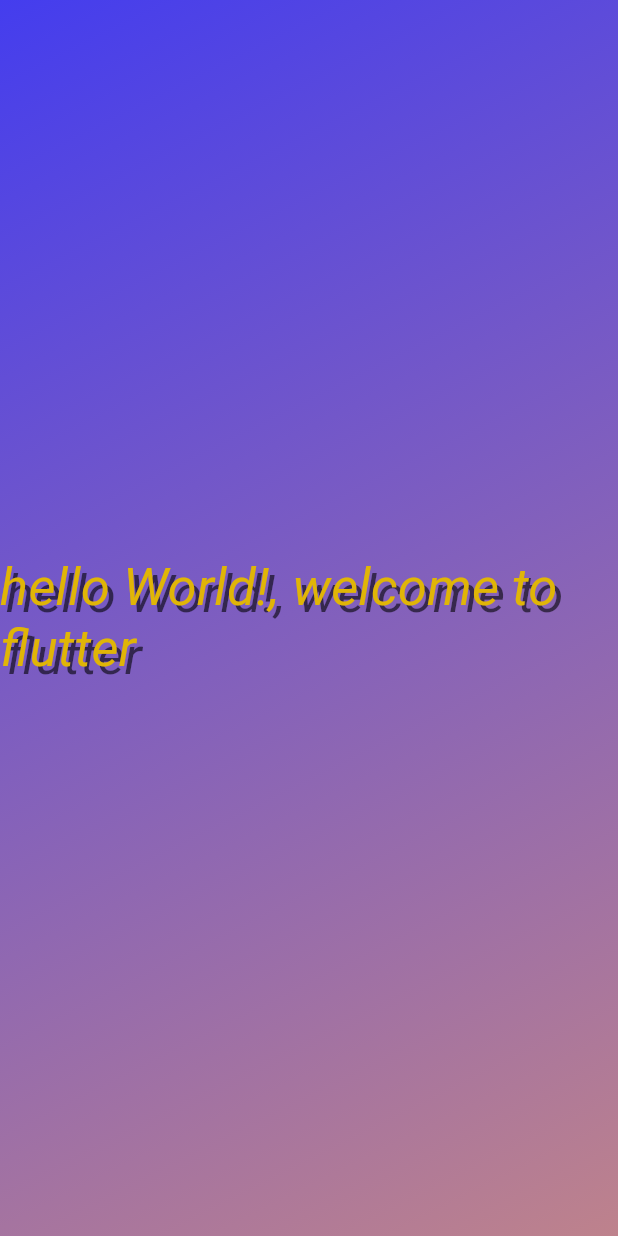
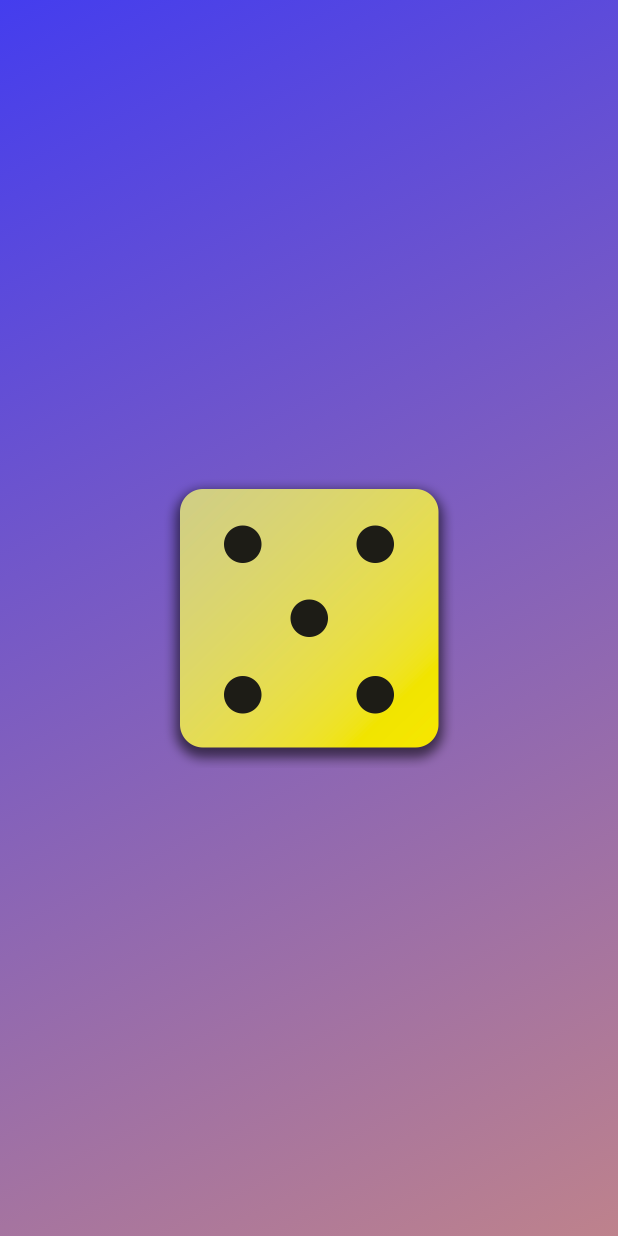
Before and after one commit to Vijay-Maramreddy/first_app, a Flutter app: the screen it shows after launch, on a phone screen of 412 x 824 dp. Run offline on Flutter 3.47's test engine with Material 2 defaults, Android fonts, the phone set to English and light mode, and no system bars.

Commit message:
to give image,first create a folder assts/images/image1.png then open pubspec.yaml and search for commented assets and do as below: assets:  - assets/image/image1.png

```diff
--- a/lib/gradient_container.dart
+++ b/lib/gradient_container.dart
@@ -2,17 +2,40 @@ import "package:flutter/material.dart";
 import "package:first_app/style_text.dart";
 var beginAlignment=Alignment.topLeft;
 var endAlignment=Alignment.bottomRight;
+class GradientContainer extends StatelessWidget{
+  const GradientContainer(this.colors1,this.colors2,{super.key});
+  final Color colors1;
+  final Color colors2;
+  @override
+  Widget build(context)
+  {
+    return Container(
+        decoration:BoxDecoration(
+          gradient: LinearGradient(
+            colors:[ colors1,colors2],
+            begin: beginAlignment,
+            end: endAlignment,
+          ),
+        ),
+        child: Center(
+          child:Image.asset('assets/images/dice-5.png',width: 200,),
+        )
+
+    );
+  }}
+
+
+
 // class GradientContainer extends StatelessWidget{
-//   const GradientContainer(this.colors1,this.colors2,{super.key});
-//   final Color colors1;
-//   final Color colors2;
+//   const GradientContainer({super.key,required this.colors});
+//   final List<Color> colors;
 //   @override
 //   Widget build(context)
 //   {
 //     return Container(
 //         decoration:BoxDecoration(
 //           gradient: LinearGradient(
-//             colors:[ colors1,colors2],
+//             colors: colors,
 //             begin: beginAlignment,
 //             end: endAlignment,
 //           ),
@@ -23,26 +46,3 @@ var endAlignment=Alignment.bottomRight;
 //
 //     );
 //   }}
-
-
-
-class GradientContainer extends StatelessWidget{
-  const GradientContainer({super.key,required this.colors});
-  final List<Color> colors;
-  @override
-  Widget build(context)
-  {
-    return Container(
-        decoration:BoxDecoration(
-          gradient: LinearGradient(
-            colors: colors,
-            begin: beginAlignment,
-            end: endAlignment,
-          ),
-        ),
-        child:const Center(
-          child:StyleText("hello World!, welcome to flutter"),
-        )
-
-    );
-  }}
--- a/lib/main.dart
+++ b/lib/main.dart
@@ -5,8 +5,8 @@ void main() {
   runApp(
       const MaterialApp(
         home:Scaffold(
-          // body: GradientContainer(Color.fromARGB(255, 68, 61, 238), Color.fromARGB(255, 190, 130, 140)),
-          body: GradientContainer( colors: [Color.fromARGB(255, 68, 61, 238), Color.fromARGB(255, 190, 130, 140)]),
+          body: GradientContainer(Color.fromARGB(255, 68, 61, 238), Color.fromARGB(255, 190, 130, 140)),
+          // body: GradientContainer( colors: [Color.fromARGB(255, 68, 61, 238), Color.fromARGB(255, 190, 130, 140)]),
         ),
       ),
   );
```
Also changed, not shown: pubspec.yaml (+4 -3 lines), assets/images/dice-5.png (added), assets/images/dice-6.png (added).
